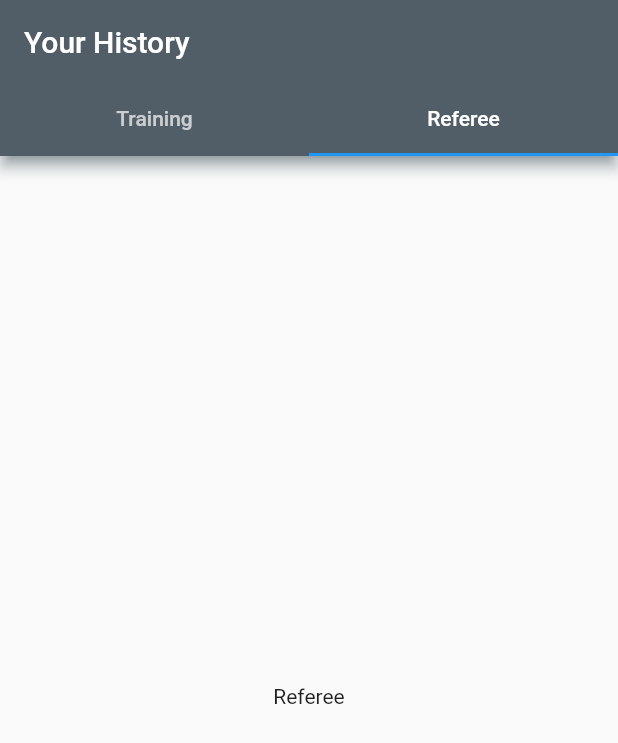
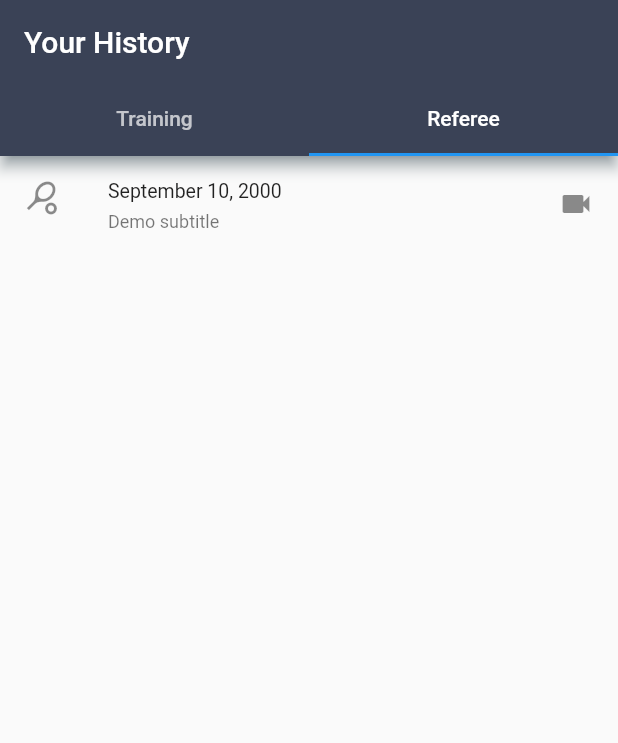
Before and after one commit to theFlash-code/Detectaball, a Flutter app: the RecordPage screen opened directly, tab 2 chosen, on a phone screen of 412 x 824 dp. Shown: the top 743 px of the screen. Run offline on Flutter 3.47's test engine with Material 2 defaults, Android fonts, the light colour scheme and no system bars; missing offline and left inert: vertical_card_pager.

Commit message:
designing history page

```diff
--- a/detectaball_app/lib/BottomNavigationBar.dart
+++ b/detectaball_app/lib/BottomNavigationBar.dart
@@ -27,7 +27,7 @@ class _BottomNavigationControllerState
       body: pages[_currentIndex],
       bottomNavigationBar: BottomNavigationBar(
           type: BottomNavigationBarType.fixed,
-          backgroundColor: Color.fromARGB(255, 81, 94, 104),
+          backgroundColor: Color.fromRGBO(58, 66, 86, 1.0),
           selectedItemColor: Colors.yellow[700],
           unselectedItemColor: Colors.grey,
           currentIndex: _currentIndex,
--- a/detectaball_app/lib/pages/Record.dart
+++ b/detectaball_app/lib/pages/Record.dart
@@ -1,4 +1,6 @@
 import 'package:flutter/material.dart';
+import 'TrainingRecord.dart';
+import 'RefereeRecord.dart';
 
 class RecordPage extends StatelessWidget {
   @override
@@ -10,15 +12,12 @@ class RecordPage extends StatelessWidget {
             automaticallyImplyLeading: false,
             foregroundColor: Colors.white,
             shadowColor: Colors.blueGrey,
-            backgroundColor: Color.fromARGB(255, 81, 94, 104),
+            backgroundColor: Color.fromRGBO(58, 66, 86, 1.0),
             title: Text('Your History'),
             bottom: TabBar(tabs: [Tab(text: 'Training'), Tab(text: 'Referee')]),
           ),
           body: TabBarView(
-            children: [
-              Center(child: Text('Training')),
-              Center(child: Text('Referee'))
-            ],
+            children: [TrainingRecordPage(), RefereeRecordPage()],
           )),
     );
   }
--- /dev/null
+++ b/detectaball_app/lib/pages/RefereeRecord.dart
@@ -0,0 +1,28 @@
+import 'package:flutter/material.dart';
+import 'TrainingMatch.dart';
+
+class RefereeRecordPage extends StatelessWidget {
+  @override
+  Widget build(BuildContext context) {
+    return Scaffold(
+      // appBar: AppBar(
+      //   automaticallyImplyLeading: false,
+      //   foregroundColor: Colors.white,
+      //   shadowColor: Colors.blueGrey,
+      //   backgroundColor: Color.fromARGB(255, 81, 94, 104),
+      //   title: Text('Your History'),
+      // ),
+      body: ListView(children: [
+        ListTile(
+          title: Text('September 10, 2000'),
+          subtitle: Text('Demo subtitle'),
+          leading: Icon(Icons.sports_tennis),
+          trailing: Icon(Icons.videocam),
+          onTap: () {},
+          onLongPress: () {},
+          dense: true,
+        )
+      ]),
+    );
+  }
+}
--- a/detectaball_app/lib/pages/profileScreen.dart
+++ b/detectaball_app/lib/pages/profileScreen.dart
@@ -10,7 +10,7 @@ class ProfileScreen extends StatelessWidget {
       appBar: AppBar(
         automaticallyImplyLeading: false,
         foregroundColor: Colors.white,
-        backgroundColor: Color.fromARGB(255, 81, 94, 104),
+        backgroundColor: Color.fromRGBO(58, 66, 86, 1.0),
         title: Text('Profile'),
       ),
       body: Body(),
```
Also changed, not shown: detectaball_app/lib/pages/TrainingRecord.dart (added, +28 -0 lines).
